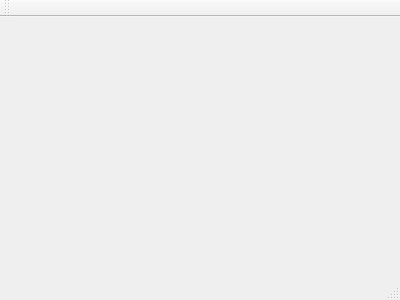
The window that teev-qt/mainwindow.ui (mkrufky/libdvbtee) describes before a commit, drawn with Qt 5.
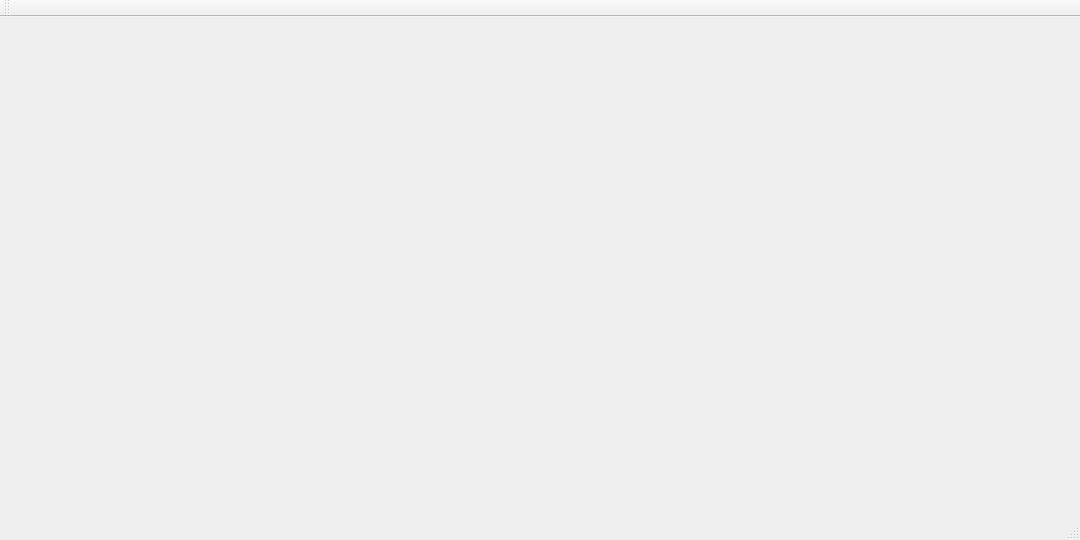
The same window after the commit.

Commit message: ui: change startup window size to 1080x540

The edit to the form file:
```diff
--- a/teev-qt/mainwindow.ui
+++ b/teev-qt/mainwindow.ui
@@ -5,8 +5,8 @@
    <rect>
     <x>0</x>
     <y>0</y>
-    <width>400</width>
-    <height>300</height>
+    <width>1080</width>
+    <height>540</height>
    </rect>
   </property>
   <property name="windowTitle" >
```
